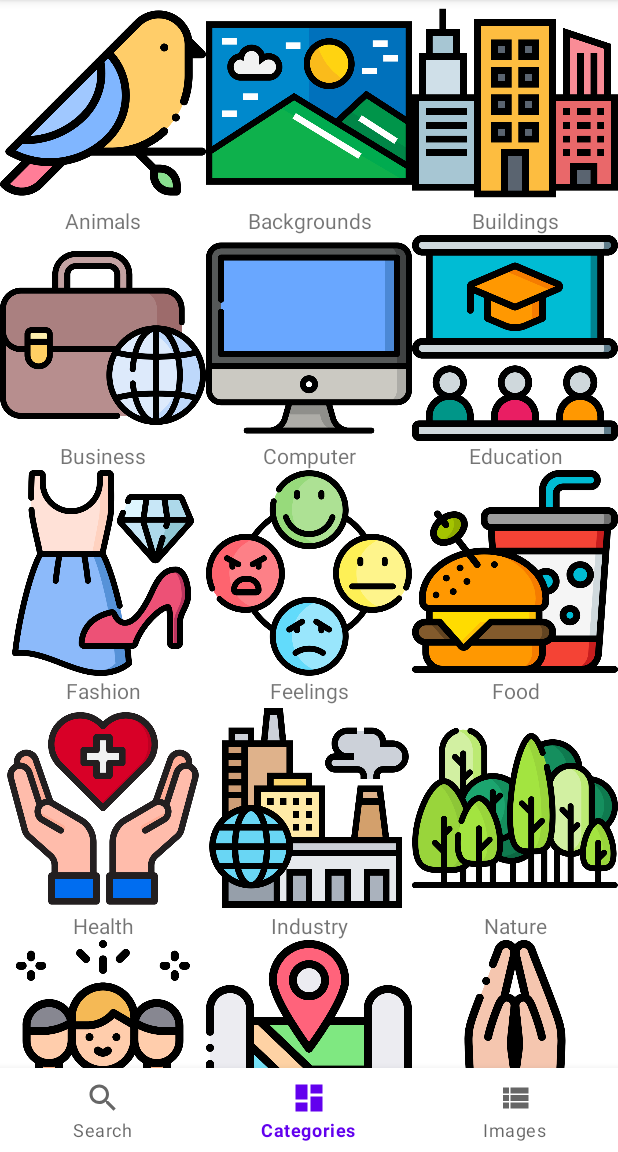
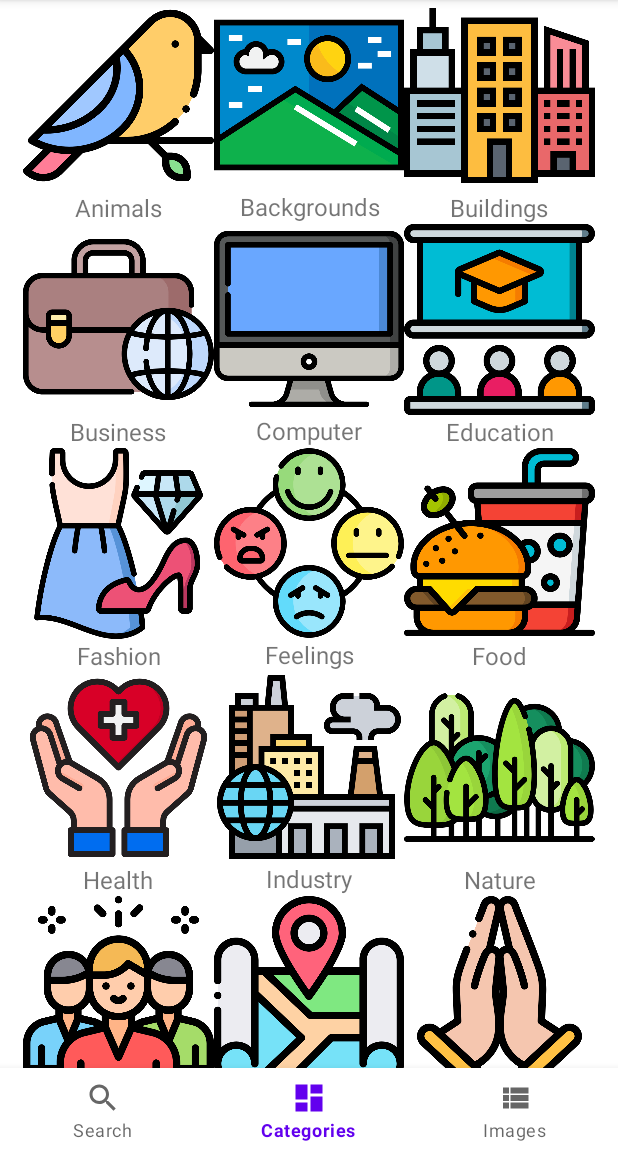
Before and after one commit to memreyilmaz/pixiti, an Android app: the CategoriesFragment screen opened through its navigation route, on a phone screen of 412 x 824 dp, the part 84-1236 px from its top. Run offline under Robolectric (Android 15) with nearby library versions, the phone set to English and light mode, and no system bars; our stand-ins replace navigation-ui; network calls fail; pictures from the network do not load.

Commit message:
DetailFragment.kt reorganized Did basic implementation of SearchFragment.kt de and tr strings translations added new resources added

```diff
--- a/app/build.gradle
+++ b/app/build.gradle
@@ -88,4 +88,7 @@ dependencies {
     implementation 'com.google.android.material:material:1.2.1'
 
     implementation "com.google.android:flexbox:2.0.1"
+
+    implementation "androidx.paging:paging-runtime-ktx:3.0.0-alpha11"
+    testImplementation "androidx.paging:paging-common-ktx:3.0.0-alpha11"
 }
--- a/app/src/main/java/com/example/pixiti/ImageViewModel.kt
+++ b/app/src/main/java/com/example/pixiti/ImageViewModel.kt
@@ -1,5 +1,6 @@
 package com.example.pixiti
 
+import androidx.lifecycle.LiveData
 import androidx.lifecycle.MutableLiveData
 import androidx.lifecycle.ViewModel
 import androidx.lifecycle.viewModelScope
@@ -9,11 +10,13 @@ import kotlinx.coroutines.launch
 
 class ImageViewModel(private val imageRepository: ImageRepository) : ViewModel() {
 
-    var imagesList = MutableLiveData<ImageResponse>()
+   private val _imagesList = MutableLiveData<ImageResponse>()
+   val imagesList: LiveData<ImageResponse>
+        get() = _imagesList
 
     fun getImagesList(query: String?) {
         viewModelScope.launch {
-            imagesList.value = query?.let {
+            _imagesList.value = query?.let {
                 imageRepository.getImages(it)
             } ?: run {
                 imageRepository.getImages(DEFAULT_SEARCH_QUERY)
--- a/app/src/main/java/com/example/pixiti/MainActivity.kt
+++ b/app/src/main/java/com/example/pixiti/MainActivity.kt
@@ -4,14 +4,14 @@ import androidx.appcompat.app.AppCompatActivity
 import android.os.Bundle
 import androidx.navigation.findNavController
 import androidx.navigation.ui.setupWithNavController
-import com.google.android.material.bottomnavigation.BottomNavigationView
+import com.example.pixiti.databinding.ActivityMainBinding
 
 class MainActivity : AppCompatActivity() {
     override fun onCreate(savedInstanceState: Bundle?) {
         super.onCreate(savedInstanceState)
-        setContentView(R.layout.activity_main)
+        val binding = ActivityMainBinding.inflate(layoutInflater)
+        setContentView(binding.root)
         val navController = findNavController(R.id.main_fragment_nav_host)
-        val bottomNavigationView =  findViewById<BottomNavigationView>(R.id.main_bottom_navigation_view)
-        bottomNavigationView.setupWithNavController(navController)
+        binding.mainBottomNavigationView.setupWithNavController(navController)
     }
 }
--- a/app/src/main/java/com/example/pixiti/ui/SearchFragment.kt
+++ /dev/null
@@ -1,26 +0,0 @@
-package com.example.pixiti.ui
-
-import android.os.Bundle
-import androidx.fragment.app.Fragment
-import android.view.LayoutInflater
-import android.view.View
-import android.view.ViewGroup
-import com.example.pixiti.R
-
-class SearchFragment : Fragment() {
-
-    override fun onCreate(savedInstanceState: Bundle?) {
-        super.onCreate(savedInstanceState)
-    }
-
-    override fun onCreateView(
-        inflater: LayoutInflater, container: ViewGroup?,
-        savedInstanceState: Bundle?
-    ): View? {
-        return inflater.inflate(R.layout.fragment_search, container, false)
-    }
-
-    companion object {
-        fun newInstance() = SearchFragment()
-    }
-}
--- a/app/src/main/java/com/example/pixiti/ui/category/CategoriesFragment.kt
+++ b/app/src/main/java/com/example/pixiti/ui/category/CategoriesFragment.kt
@@ -5,9 +5,10 @@ import androidx.fragment.app.Fragment
 import android.view.LayoutInflater
 import android.view.View
 import android.view.ViewGroup
-
+import androidx.navigation.findNavController
 import androidx.recyclerview.widget.GridLayoutManager
 import com.example.pixiti.ImageViewModel
+import com.example.pixiti.R
 import com.example.pixiti.databinding.FragmentCategoriesBinding
 import com.example.pixiti.model.Category
 import org.koin.android.viewmodel.ext.android.sharedViewModel
@@ -35,12 +36,11 @@ class CategoriesFragment : Fragment() {
     ): View? {
         binding = FragmentCategoriesBinding.inflate(inflater, container, false)
 
-/*        viewModel.imagesList.observe(viewLifecycleOwner, {
+        viewModel.imagesList.observe(viewLifecycleOwner, {
             if (!it.images.isNullOrEmpty()){
-                //TODO needs to be solved
                 view?.findNavController()?.navigate(R.id.nav_list)
             }
-        })*/
+        })
 
         return binding?.root
     }
--- a/app/src/main/java/com/example/pixiti/ui/detail/DetailActivity.kt
+++ b/app/src/main/java/com/example/pixiti/ui/detail/DetailActivity.kt
@@ -7,11 +7,10 @@ import com.example.pixiti.databinding.ActivityDetailBinding
 import com.example.pixiti.model.Image
 
 class DetailActivity : AppCompatActivity() {
-    private var binding: ActivityDetailBinding? = null
     override fun onCreate(savedInstanceState: Bundle?) {
         super.onCreate(savedInstanceState)
-        binding = ActivityDetailBinding.inflate(layoutInflater)
-        setContentView(binding?.root)
+        val binding = ActivityDetailBinding.inflate(layoutInflater)
+        setContentView(binding.root)
         val image : Image? = intent.extras?.getParcelable(BUNDLE_IMAGE)
 
         val fragmentTransaction = supportFragmentManager.beginTransaction()
--- /dev/null
+++ b/app/src/main/java/com/example/pixiti/ui/search/SearchFragment.kt
@@ -0,0 +1,70 @@
+package com.example.pixiti.ui.search
+
+import android.os.Bundle
+import androidx.fragment.app.Fragment
+import android.view.LayoutInflater
+import android.view.View
+import android.view.ViewGroup
+import android.widget.SearchView
+import androidx.navigation.findNavController
+import com.example.pixiti.ImageViewModel
+import com.example.pixiti.R
+import com.example.pixiti.databinding.FragmentSearchBinding
+import org.koin.android.viewmodel.ext.android.sharedViewModel
+
+class SearchFragment : Fragment() {
+
+    private var binding: FragmentSearchBinding? = null
+    private val viewModel by sharedViewModel<ImageViewModel>()
+
+    override fun onCreate(savedInstanceState: Bundle?) {
+        super.onCreate(savedInstanceState)
+    }
+
+    override fun onCreateView(
+        inflater: LayoutInflater, container: ViewGroup?,
+        savedInstanceState: Bundle?
+    ): View? {
+        binding = FragmentSearchBinding.inflate(inflater, container, false)
+        return binding?.root
+    }
+
+    override fun onViewCreated(view: View, savedInstanceState: Bundle?) {
+        super.onViewCreated(view, savedInstanceState)
+        initView()
+    }
+
+    private fun initView() {
+
+        binding?.searchViewMain?.setOnQueryTextListener(object : SearchView.OnQueryTextListener,
+            androidx.appcompat.widget.SearchView.OnQueryTextListener {
+            override fun onQueryTextChange(newText: String): Boolean {
+                //no-op
+                return true
+            }
+            override fun onQueryTextSubmit(query: String): Boolean {
+                if (query.trim().isNotEmpty()){
+                    viewModel.getImagesList(query)
+                }
+                return true
+            }
+        })
+
+        viewModel.imagesList.observe(viewLifecycleOwner, {
+            if (!it.images.isNullOrEmpty()){
+                view?.findNavController()?.navigate(R.id.nav_categories)
+            } else {
+                // TODO show a no results text
+            }
+        })
+    }
+
+    override fun onDestroyView() {
+        super.onDestroyView()
+        binding = null
+    }
+
+    companion object {
+        fun newInstance() = SearchFragment()
+    }
+}
--- a/app/src/main/res/layout/fragment_categories.xml
+++ b/app/src/main/res/layout/fragment_categories.xml
@@ -3,6 +3,7 @@
     xmlns:tools="http://schemas.android.com/tools"
     android:layout_width="match_parent"
     android:layout_height="match_parent"
+    android:layout_marginHorizontal="@dimen/margin_size_15"
     tools:context=".ui.category.CategoriesFragment">
 
     <androidx.recyclerview.widget.RecyclerView
--- a/app/src/main/res/layout/item_category.xml
+++ b/app/src/main/res/layout/item_category.xml
@@ -1,8 +1,11 @@
 <?xml version="1.0" encoding="utf-8"?>
-<RelativeLayout xmlns:android="http://schemas.android.com/apk/res/android"
+<LinearLayout xmlns:android="http://schemas.android.com/apk/res/android"
     xmlns:tools="http://schemas.android.com/tools"
+    android:orientation="vertical"
     android:layout_width="match_parent"
-    android:layout_height="wrap_content">
+    android:layout_height="wrap_content"
+    android:layout_marginEnd="@dimen/margin_xlarge"
+    android:layout_marginStart="@dimen/margin_xlarge">
 
     <ImageView
         android:id="@+id/image_view_category_name"
@@ -12,9 +15,6 @@
 
     <TextView
         android:id="@+id/text_view_category_name"
-        android:layout_width="match_parent"
-        android:layout_height="wrap_content"
-        android:layout_below="@id/image_view_category_name"
-        android:gravity="center_horizontal"
+        style="@style/CategoryTextView"
         tools:text="@string/label_category_animals" />
-</RelativeLayout>
+</LinearLayout>
--- a/app/src/main/res/navigation/navigation.xml
+++ b/app/src/main/res/navigation/navigation.xml
@@ -6,7 +6,7 @@
     app:startDestination="@id/nav_search">
     <fragment
         android:id="@+id/nav_search"
-        android:name="com.example.pixiti.ui.SearchFragment"
+        android:name="com.example.pixiti.ui.search.SearchFragment"
         android:label="SearchFragment"
         tools:layout="@layout/fragment_search" />
     <fragment
--- a/app/src/main/res/values/dimens.xml
+++ b/app/src/main/res/values/dimens.xml
@@ -4,12 +4,16 @@
     <dimen name="category_span_count">2</dimen>
 
     <dimen name="text_size_default">14sp</dimen>
+    <dimen name="text_size_16">16sp</dimen>
 
     <dimen name="padding_mini">6dp</dimen>
     <dimen name="padding_default">12dp</dimen>
+    <dimen name="padding_medium">16dp</dimen>
+    <dimen name="padding_medium_20">20dp</dimen>
 
     <dimen name="margin_small">5dp</dimen>
     <dimen name="margin_default">10dp</dimen>
+    <dimen name="margin_size_15">15dp</dimen>
     <dimen name="margin_medium">20dp</dimen>
     <dimen name="margin_large">30dp</dimen>
     <dimen name="margin_xlarge">40dp</dimen>
--- a/app/src/main/res/values/strings.xml
+++ b/app/src/main/res/values/strings.xml
@@ -33,7 +33,6 @@
 
     <string name="desc_share_image_message">Hello, I want to share this from Pixabay with you;</string>
     <string name="desc_share_with">Share With</string>
-    <string name="desc_detail_info_resolution">%1$d x %2d</string>
-
+    <string name="desc_detail_info_resolution" translatable="false">%1$d x %2d</string>
 
 </resources>
--- a/app/src/main/res/values/styles.xml
+++ b/app/src/main/res/values/styles.xml
@@ -27,6 +27,13 @@
         <item name="android:paddingTop">@dimen/padding_mini</item>
         <item name="android:paddingBottom">@dimen/padding_mini</item>
         <item name="android:layout_marginTop">@dimen/margin_medium</item>
+    </style>
+
+    <style name="CategoryTextView">
+        <item name="android:layout_width">match_parent</item>
+        <item name="android:layout_height">wrap_content</item>
+        <item name="android:textSize">@dimen/text_size_16</item>
+        <item name="android:gravity">center_horizontal</item>
     </style>
 
     <style name="DetailIcon">
@@ -61,4 +68,11 @@
         <item name="labelVisibilityMode">labeled</item>
     </style>
 
+    <style name="SearchViewStyle" parent="Widget.AppCompat.SearchView">
+        <item name="android:textColorPrimary">@color/colorWhite</item>
+        <item name="android:textColorHint">@color/colorBlack</item>
+        <item name="android:tint">@color/colorWhite</item>
+        <item name="android:textSize">@dimen/text_size_16</item>
+    </style>
+
 </resources>
--- a/app/src/main/res/values/themes.xml
+++ b/app/src/main/res/values/themes.xml
@@ -17,6 +17,7 @@
     <style name="Theme.MyApplication.NoActionBar">
         <item name="windowActionBar">false</item>
         <item name="windowNoTitle">true</item>
+        <item name="android:statusBarColor">@color/black</item>
     </style>
 
     <style name="Theme.MyApplication.AppBarOverlay" parent="ThemeOverlay.AppCompat.Dark.ActionBar" />
```
Also changed, not shown: app/src/main/java/com/example/pixiti/ui/detail/DetailFragment.kt (+34 -33 lines), app/src/main/res/layout/fragment_detail.xml (+3 -7 lines), app/src/main/res/layout/fragment_search.xml (+12 -4 lines), 2 other files.
